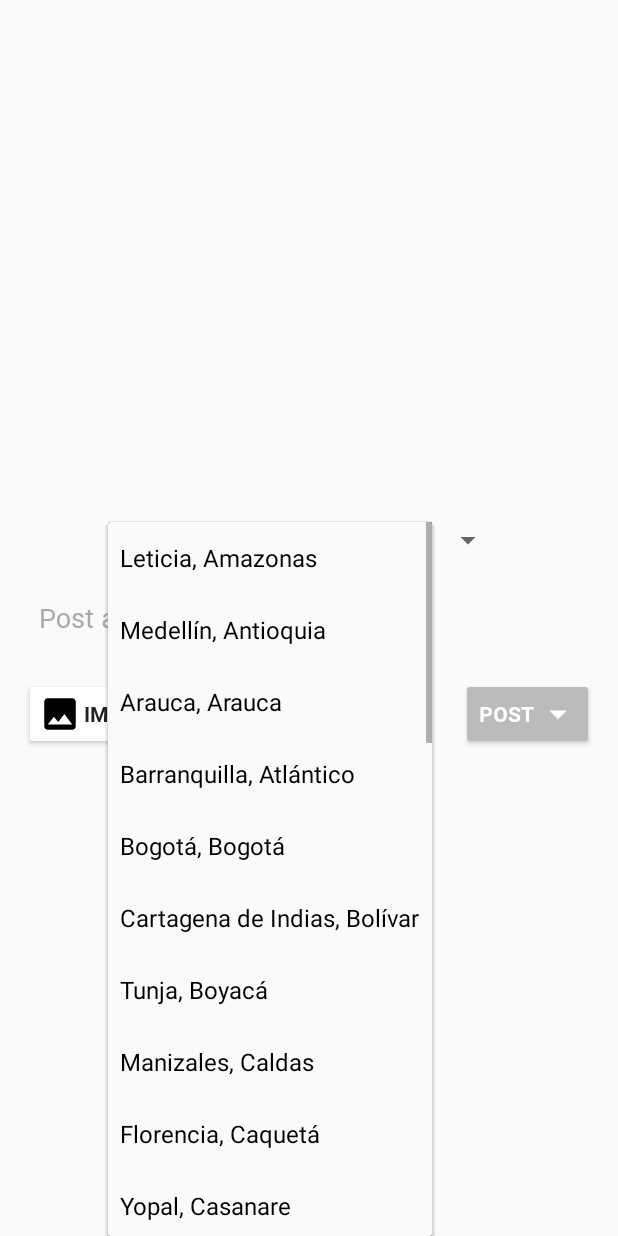
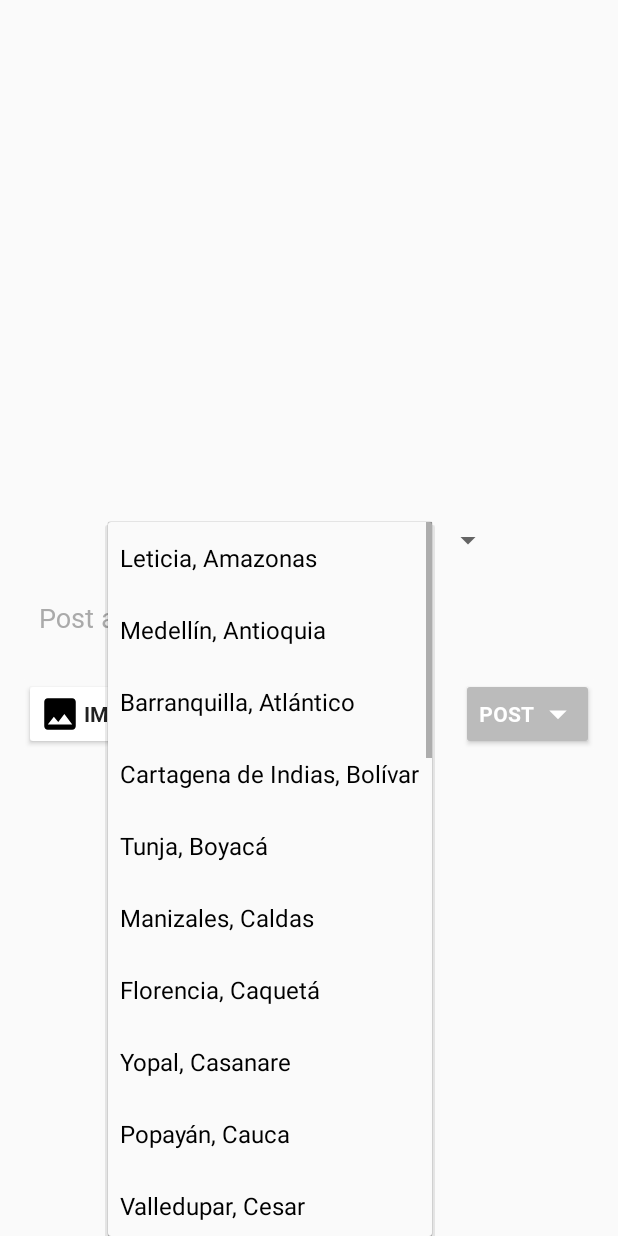
Before and after one commit to JhonSaldarriaga/SocialApp, an Android app: the fragment NewPostFragment shown on its own in the app's theme, after a tap on "Leticia, Amazonas", on a phone screen of 412 x 824 dp. Run offline under Robolectric (Android 15) with nearby library versions, the phone set to English and light mode, and no system bars; our stand-ins replace CircleImageView; 1 statement that could not run was skipped.

Commit message:
string fix

```diff
--- a/app/src/main/res/values/strings.xml
+++ b/app/src/main/res/values/strings.xml
@@ -23,9 +23,7 @@
     <string-array name="new_post_spinner_optiones">
         <item>Leticia, Amazonas</item>
         <item>Medellín, Antioquia</item>
-        <item>Arauca, Arauca</item>
         <item>Barranquilla, Atlántico</item>
-        <item>Bogotá, Bogotá</item>
         <item>Cartagena de Indias, Bolívar</item>
         <item>Tunja, Boyacá</item>
         <item>Manizales, Caldas</item>
```
